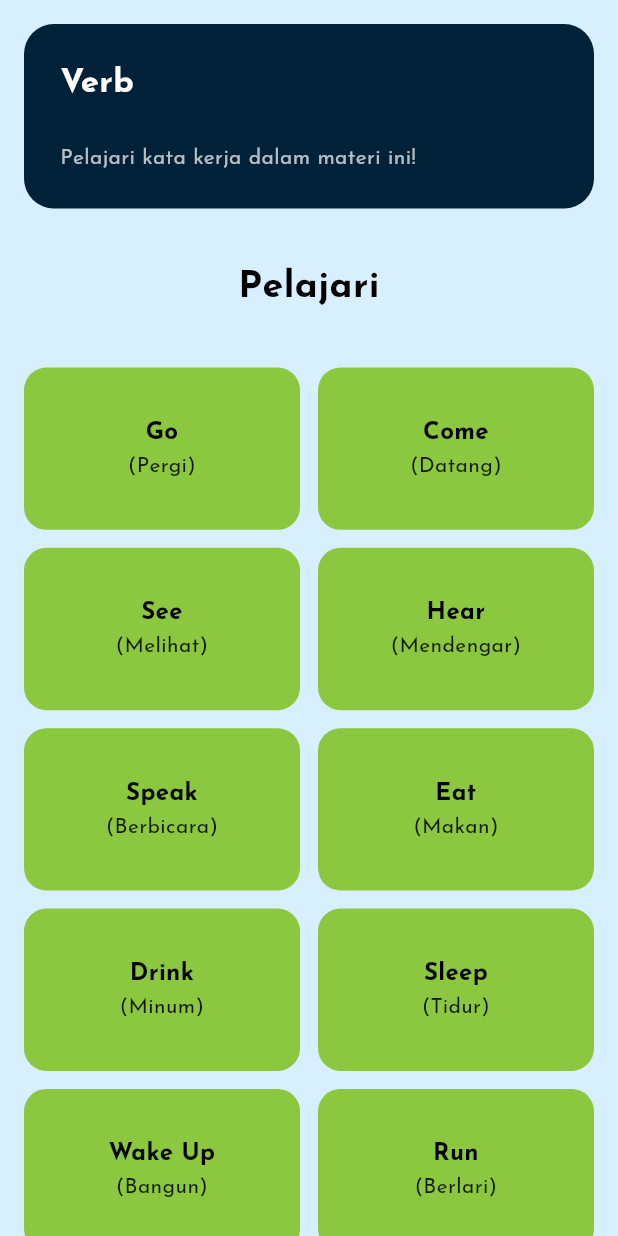
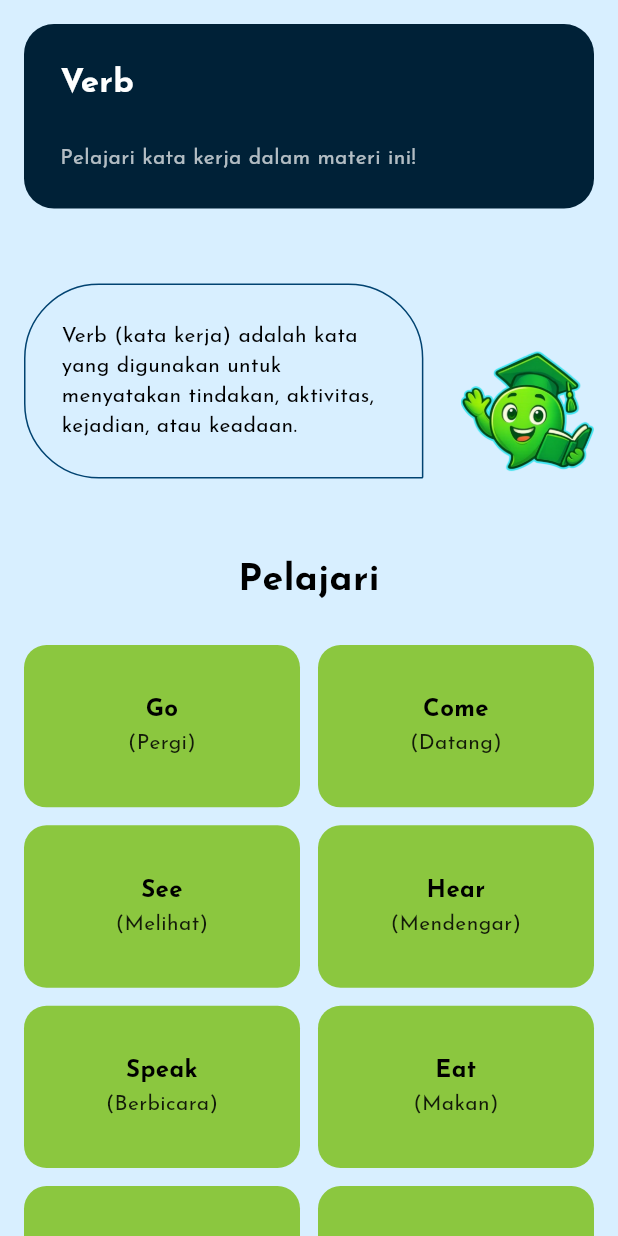
Before and after one commit to DwiPrema/ENGLIFY, a Flutter app: the VerbPage screen opened by its route, on a phone screen of 412 x 824 dp. Run offline on Flutter 3.47's test engine with Material 3 defaults, Android fonts, the phone set to English and light mode, and no system bars; our stand-ins replace animated_text_kit, audioplayers, image_picker, shared_preferences; accounts and stored records are empty.

Commit message:
improve materials, and UI

```diff
--- a/lib/features/level_beginner/verb/page_verb.dart
+++ b/lib/features/level_beginner/verb/page_verb.dart
@@ -19,9 +19,14 @@ class VerbPage extends StatelessWidget {
             child: Column(
               children: [
                 cardHeader("Verb", "Pelajari kata kerja dalam materi ini!"),
-                const SizedBox(height: 35),
+                const SizedBox(height: 50),
+                popupEnglify(
+                    "Verb (kata kerja) adalah kata yang digunakan untuk menyatakan tindakan, aktivitas, kejadian, atau keadaan."),
+                const SizedBox(
+                  height: 50,
+                ),
                 textTitle("Pelajari", TextAlign.center, Colors.black),
-                const SizedBox(height: 35),
+                const SizedBox(height: 25),
                 GridView(
                   shrinkWrap: true,
                   physics: const NeverScrollableScrollPhysics(),
```
